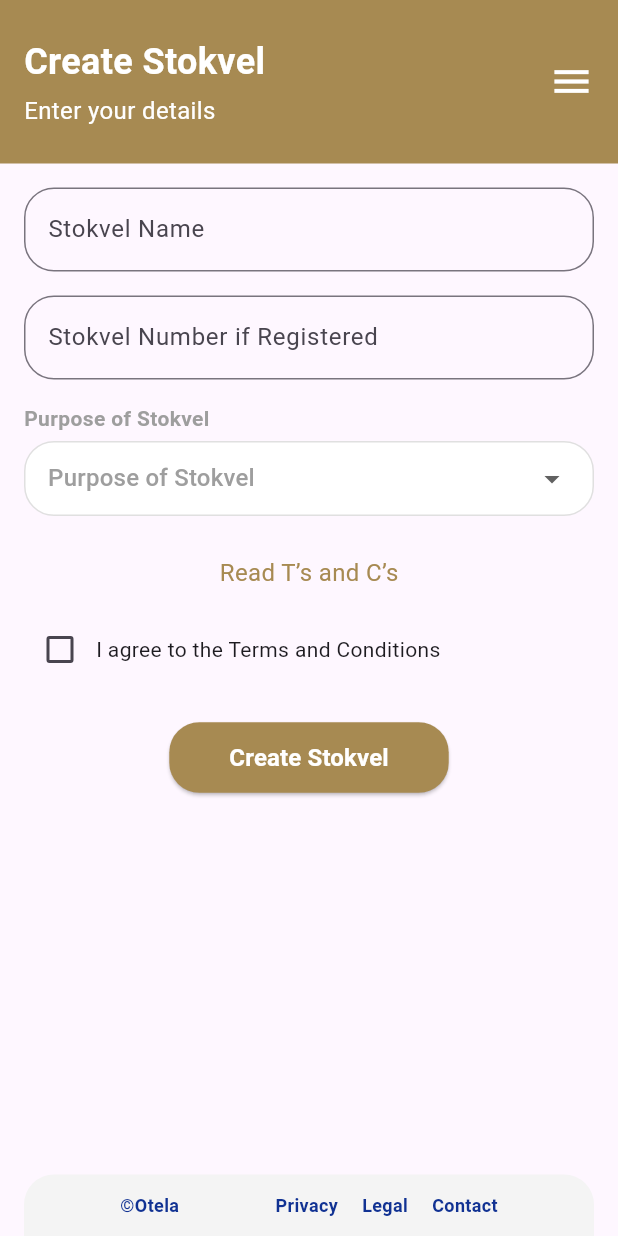
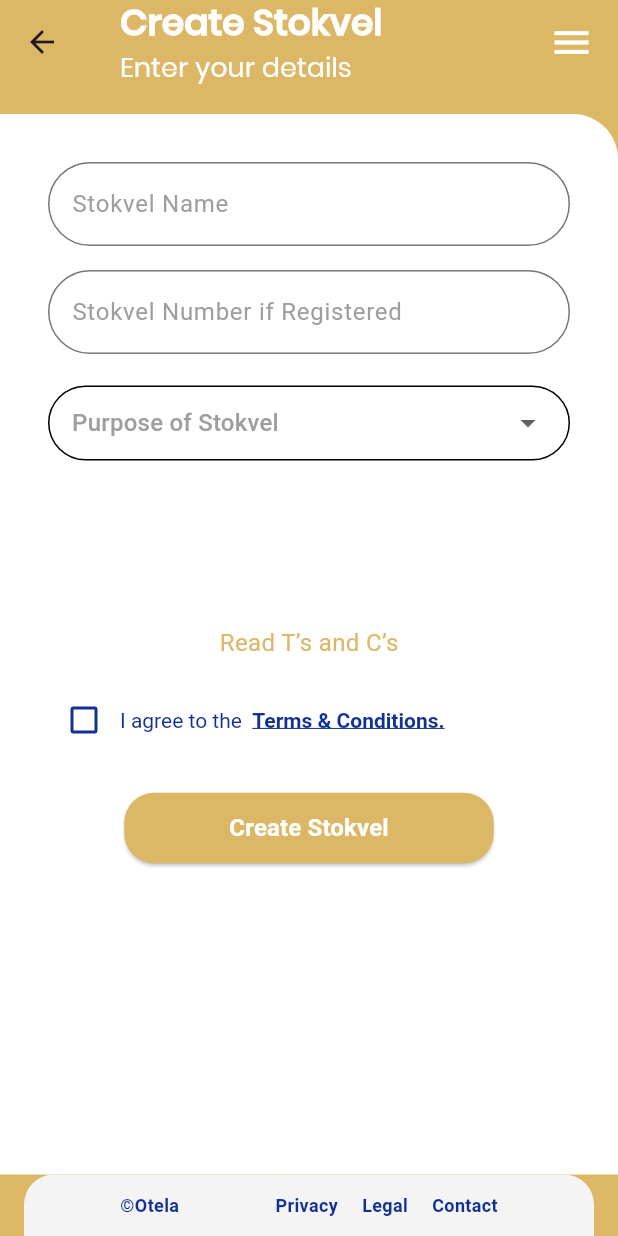
Before and after one commit to janepounds/Otela-Investment-App, a Flutter app: the CreateStokvelScreen screen opened by its route, on a phone screen of 412 x 824 dp. Run offline on Flutter 3.47's test engine with Material 3 defaults, Android fonts, the phone set to English and light mode, and no system bars; our stand-ins replace cloud_firestore, file_picker, firebase_auth, firebase_core, firebase_dynamic_links, firebase_storage and 6 more; accounts and stored records are empty.

Commit message:
UI cleaning

```diff
--- a/lib/screens/create_club.dart
+++ b/lib/screens/create_club.dart
@@ -2,6 +2,7 @@ import 'package:flutter/material.dart';
 import 'package:firebase_auth/firebase_auth.dart';
 import 'package:cloud_firestore/cloud_firestore.dart';
 import 'package:fluttertoast/fluttertoast.dart';
+import 'package:otela_investment_club_app/colors.dart';
 
 import 'package:otela_investment_club_app/screens/verification_screen.dart';
 import 'package:shared_preferences/shared_preferences.dart';
@@ -21,7 +22,6 @@ class _CreateStokvelScreenState extends State<CreateStokvelScreen> {
   final TextEditingController _stokvelNameController = TextEditingController();
   final TextEditingController _stokvelNumberController =
       TextEditingController();
-
 
   String verificationId = '';
   String phone = '';
@@ -65,12 +65,12 @@ class _CreateStokvelScreenState extends State<CreateStokvelScreen> {
     try {
       User? user = FirebaseAuth.instance.currentUser;
       if (user != null) {
-
         // Reference to Firestore
         FirebaseFirestore firestore = FirebaseFirestore.instance;
 
         // Get user details from Firestore
-  DocumentSnapshot userDoc = await firestore.collection('users').doc(user.uid).get();
+        DocumentSnapshot userDoc =
+            await firestore.collection('users').doc(user.uid).get();
 
         if (userDoc.exists) {
           // Extract user details
@@ -86,7 +86,6 @@ if (user != null) {
             'stokvelPurpose': selectedPurpose,
             'createdBy': user.uid, // Store the creator's userId
             'createdAt': Timestamp.now(),
-
           });
 
           // Add creator as a member and admin in the stokvel
@@ -139,7 +138,7 @@ if (user != null) {
 
   void sendOTP() async {
     await _auth.verifyPhoneNumber(
-      phoneNumber: phone,
+      phoneNumber: "+256704151828",
       verificationCompleted: (PhoneAuthCredential credential) async {
         await _auth.signInWithCredential(credential);
         // Navigate to the next screen
@@ -169,53 +168,58 @@ if (user != null) {
   @override
   Widget build(BuildContext context) {
     return Scaffold(
-      body: SafeArea(
+      backgroundColor: AppColors.beige,
+      appBar: AppBar(
+        backgroundColor: Colors.transparent,
+        title: Padding(
+          padding: const EdgeInsets.only(left: 8.0),
           child: Column(
-          children: [
-            Expanded(
-              child: SingleChildScrollView(
-                child: Column(
-                  children: [
-                    // Header Section
-                    Container(
-                      width: double.infinity,
-                      color: const Color(0xFFA78A52), // Header background color
-                      padding: const EdgeInsets.symmetric(
-                          horizontal: 16, vertical: 24),
-                      child: Row(
-                        mainAxisAlignment: MainAxisAlignment.spaceBetween,
-                        children: [
-                          Column(
             crossAxisAlignment: CrossAxisAlignment.start,
             children: const [
-                              Text(
-                                'Create Stokvel',
+              Text("Create Stokvel",
                   style: TextStyle(
+                      color: Colors.white,
                       fontSize: 24,
                       fontWeight: FontWeight.bold,
+                      fontFamily: 'poppins')),
+              SizedBox(height: 4),
+              Text("Enter your details",
+                  style: TextStyle(
                       color: Colors.white,
+                      fontSize: 18,
+                      fontFamily: 'poppins')),
+            ],
           ),
         ),
-                              SizedBox(height: 4),
-                              Text(
-                                'Enter your details',
-                                style: TextStyle(
-                                  fontSize: 16,
-                                  color: Colors.white,
-                                ),
-                              ),
-                            ],
-                          ),
-                          const Icon(
+        actions: [
+          Padding(
+              padding: const EdgeInsets.only(right: 16.0),
+              child: const Icon(
                 Icons.menu, // Example menu icon
                 color: Colors.white,
                 size: 30,
-                          ),
+              )),
         ],
       ),
+      body: Column(
+        children: [
+          const SizedBox(height: 20), // Spacing
+          Expanded(
+            // Ensures the form expands to take available space
+            child: Container(
+              decoration: const BoxDecoration(
+                color: Colors.white,
+                borderRadius: BorderRadius.only(topRight: Radius.circular(30)),
               ),
-
+              padding: const EdgeInsets.all(16),
+              child: SingleChildScrollView(
+                // Enables scrolling if content is too much
+                child: Column(
+                  crossAxisAlignment: CrossAxisAlignment.stretch,
+                  children: [
+                    // Your form content here
                     // Form Section
+                    //   Form Section
                     Padding(
                       padding: const EdgeInsets.all(16.0),
                       child: Form(
@@ -252,13 +256,13 @@ if (user != null) {
                               });
                             }),
                             const SizedBox(
-                              height: 16,
+                              height: 100,
                             ),
                             Text(
                               'Read T’s and C’s',
                               style: TextStyle(
                                 fontSize: 16,
-                                color: Color(0xFFA78A52),
+                                color: AppColors.beige,
                               ),
                             ),
                             const SizedBox(height: 16),
@@ -271,10 +275,32 @@ if (user != null) {
                                         _isChecked = value!;
                                       });
                                     },
+                                    checkColor:
+                                        Colors.white, // Color of the checkmark
+                                    activeColor: AppColors
+                                        .darBlue, // Background color when checked
+                                    side: const BorderSide(
+                                      color: AppColors.darBlue, // Border color
+                                      width: 2, // Border width
+                                    )),
+                                Align(
+                                  alignment: Alignment.bottomCenter,
+                                  child: RichText(
+                                    text: const TextSpan(
+                                      text: 'I agree to the  ',
+                                      style: TextStyle(
+                                          fontSize: 14,
+                                          color: AppColors.darBlue),
+                                      children: [
+                                        TextSpan(
+                                          text: 'Terms & Conditions.',
+                                          style: TextStyle(
+                                              decoration:
+                                                  TextDecoration.underline,
+                                              fontWeight: FontWeight.bold),
                                         ),
-                                const Expanded(
-                                  child: Text(
-                                    'I agree to the Terms and Conditions',
+                                      ],
+                                    ),
                                   ),
                                 ),
                               ],
@@ -285,12 +311,12 @@ if (user != null) {
                                 : ElevatedButton(
                                     onPressed: _createStokvel,
                                     style: ElevatedButton.styleFrom(
-                                      backgroundColor: const Color(0xFFA78A52),
+                                      backgroundColor: AppColors.beige,
                                       shape: RoundedRectangleBorder(
                                         borderRadius: BorderRadius.circular(20),
                                       ),
                                       padding: const EdgeInsets.symmetric(
-                                        horizontal: 40,
+                                        horizontal: 70,
                                         vertical: 12,
                                       ),
                                     ),
@@ -309,6 +335,7 @@ if (user != null) {
                       ),
                     ),
                   ],
+                ),
               ),
             ),
           ),
@@ -383,7 +410,6 @@ if (user != null) {
           )
         ],
       ),
-      ),
     );
   }
 
@@ -401,9 +427,10 @@ if (user != null) {
       validator: validator,
       decoration: InputDecoration(
         labelText: labelText,
+        labelStyle: const TextStyle(color: Colors.grey),
         border: OutlineInputBorder(
-          borderRadius: BorderRadius.circular(20),
-        ),
+            borderRadius: BorderRadius.circular(30),
+            borderSide: BorderSide(color: AppColors.gray)),
       ),
     );
   }
@@ -413,16 +440,13 @@ if (user != null) {
     return Column(
       crossAxisAlignment: CrossAxisAlignment.start,
       children: [
-        Text(title,
-            style: const TextStyle(
-                fontSize: 14, fontWeight: FontWeight.bold, color: Colors.grey)),
         const SizedBox(height: 5),
         Container(
           padding: const EdgeInsets.symmetric(horizontal: 15),
           decoration: BoxDecoration(
             color: Colors.white,
-            borderRadius: BorderRadius.circular(20),
-            border: Border.all(color: Colors.grey.shade300),
+            borderRadius: BorderRadius.circular(30),
+            border: Border.all(color: Colors.black),
           ),
           child: DropdownButtonHideUnderline(
             child: DropdownButton<String>(
```
Also changed, not shown: lib/screens/congratulation_screen.dart (+25 -17 lines), lib/screens/verification_screen.dart (+10 -8 lines). Lines whose indentation alone changed are shown as unchanged.
